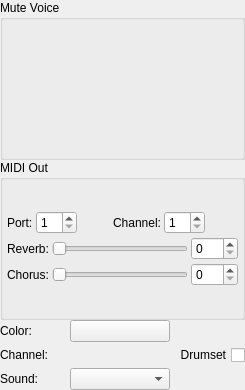
fp22june/MuseScore, file mscore/mixer/mixerdetails.ui: the form before one commit.
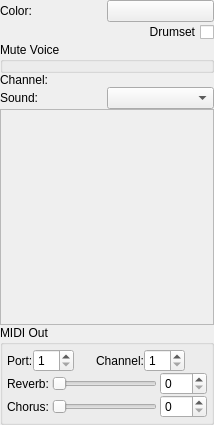
The form after the commit. Custom widgets are drawn as their Qt base class.

Patch:
```diff
--- a/mscore/mixer/mixerdetails.ui
+++ b/mscore/mixer/mixerdetails.ui
@@ -6,11 +6,14 @@
    <rect>
     <x>0</x>
     <y>0</y>
-    <width>245</width>
-    <height>390</height>
+    <width>214</width>
+    <height>425</height>
    </rect>
   </property>
-  <layout class="QHBoxLayout" name="horizontalLayout">
+  <layout class="QVBoxLayout" name="verticalLayout_7">
+   <property name="spacing">
+    <number>0</number>
+   </property>
    <property name="leftMargin">
     <number>0</number>
    </property>
@@ -24,11 +27,93 @@
     <number>0</number>
    </property>
    <item>
-    <layout class="QVBoxLayout" name="verticalLayout_3">
-     <property name="spacing">
-      <number>0</number>
-     </property>
-     <item>
+    <layout class="QGridLayout" name="r1">
+     <item row="5" column="1">
+      <widget class="QComboBox" name="patchCombo">
+       <property name="sizePolicy">
+        <sizepolicy hsizetype="Expanding" vsizetype="Fixed">
+         <horstretch>0</horstretch>
+         <verstretch>0</verstretch>
+        </sizepolicy>
+       </property>
+       <property name="minimumSize">
+        <size>
+         <width>100</width>
+         <height>0</height>
+        </size>
+       </property>
+       <property name="toolTip">
+        <string>Sound name</string>
+       </property>
+      </widget>
+     </item>
+     <item row="1" column="1">
+      <widget class="Awl::ColorLabel" name="trackColorLabel">
+       <property name="minimumSize">
+        <size>
+         <width>100</width>
+         <height>20</height>
+        </size>
+       </property>
+       <property name="toolTip">
+        <string>Track color</string>
+       </property>
+      </widget>
+     </item>
+     <item row="2" column="0" colspan="2">
+      <widget class="QCheckBox" name="drumkitCheck">
+       <property name="sizePolicy">
+        <sizepolicy hsizetype="Preferred" vsizetype="Fixed">
+         <horstretch>0</horstretch>
+         <verstretch>0</verstretch>
+        </sizepolicy>
+       </property>
+       <property name="layoutDirection">
+        <enum>Qt::LayoutDirection::RightToLeft</enum>
+       </property>
+       <property name="text">
+        <string>Drumset</string>
+       </property>
+      </widget>
+     </item>
+     <item row="4" column="0">
+      <widget class="QLabel" name="labelChannel">
+       <property name="text">
+        <string>Channel:</string>
+       </property>
+      </widget>
+     </item>
+     <item row="5" column="0">
+      <widget class="QLabel" name="labelPatch">
+       <property name="text">
+        <string>Sound:</string>
+       </property>
+      </widget>
+     </item>
+     <item row="4" column="1">
+      <widget class="QLabel" name="channelLabel">
+       <property name="toolTip">
+        <string>Channel name</string>
+       </property>
+       <property name="text">
+        <string/>
+       </property>
+      </widget>
+     </item>
+     <item row="1" column="0">
+      <widget class="QLabel" name="labelColor">
+       <property name="sizePolicy">
+        <sizepolicy hsizetype="Expanding" vsizetype="Preferred">
+         <horstretch>0</horstretch>
+         <verstretch>0</verstretch>
+        </sizepolicy>
+       </property>
+       <property name="text">
+        <string>Color:</string>
+       </property>
+      </widget>
+     </item>
+     <item row="3" column="0" colspan="2">
       <widget class="QGroupBox" name="mutePerVoiceBox">
        <property name="title">
         <string>Mute Voice</string>
@@ -41,24 +126,10 @@
          <number>0</number>
         </property>
         <property name="topMargin">
-         <number>0</number>
-        </property>
-        <property name="rightMargin">
-         <number>0</number>
-        </property>
-        <property name="bottomMargin">
-         <number>0</number>
-        </property>
-        <item>
-         <layout class="QHBoxLayout" name="horizontalLayout_2">
-          <property name="leftMargin">
            <number>4</number>
           </property>
-          <property name="topMargin">
-           <number>4</number>
-          </property>
           <property name="rightMargin">
-           <number>4</number>
+         <number>0</number>
           </property>
           <property name="bottomMargin">
            <number>4</number>
@@ -82,26 +153,86 @@
             </property>
            </layout>
           </item>
+       </layout>
+      </widget>
+     </item>
+    </layout>
+   </item>
           <item>
-           <spacer name="horizontalSpacer_3">
-            <property name="orientation">
-             <enum>Qt::Orientation::Horizontal</enum>
-            </property>
-            <property name="sizeHint" stdset="0">
-             <size>
-              <width>0</width>
-              <height>0</height>
-             </size>
-            </property>
-           </spacer>
-          </item>
-         </layout>
+    <widget class="QWidget" name="r2" native="true">
+     <property name="sizePolicy">
+      <sizepolicy hsizetype="Preferred" vsizetype="Expanding">
+       <horstretch>0</horstretch>
+       <verstretch>0</verstretch>
+      </sizepolicy>
+     </property>
+     <layout class="QVBoxLayout" name="verticalLayout_3">
+      <property name="spacing">
+       <number>0</number>
+      </property>
+      <property name="leftMargin">
+       <number>0</number>
+      </property>
+      <property name="topMargin">
+       <number>0</number>
+      </property>
+      <property name="rightMargin">
+       <number>0</number>
+      </property>
+      <property name="bottomMargin">
+       <number>0</number>
+      </property>
+      <item>
+       <widget class="QScrollArea" name="scrollArea">
+        <property name="widgetResizable">
+         <bool>true</bool>
+        </property>
+        <widget class="QWidget" name="scrollAreaWidgetContents">
+         <property name="geometry">
+          <rect>
+           <x>0</x>
+           <y>0</y>
+           <width>212</width>
+           <height>191</height>
+          </rect>
+         </property>
+         <layout class="QGridLayout" name="gridLayout">
+          <property name="leftMargin">
+           <number>0</number>
+          </property>
+          <property name="topMargin">
+           <number>0</number>
+          </property>
+          <property name="rightMargin">
+           <number>0</number>
+          </property>
+          <property name="bottomMargin">
+           <number>0</number>
+          </property>
+          <property name="spacing">
+           <number>0</number>
+          </property>
+          <item row="0" column="0">
+           <widget class="QWidget" name="cs" native="true">
+            <layout class="QVBoxLayout" name="verticalLayout_8">
+             <property name="spacing">
+              <number>0</number>
+             </property>
+             <item alignment="Qt::AlignmentFlag::AlignTop">
+              <widget class="QWidget" name="channelsArea" native="true"/>
+             </item>
+            </layout>
+           </widget>
         </item>
        </layout>
       </widget>
-     </item>
+       </widget>
+      </item>
+     </layout>
+    </widget>
+   </item>
      <item>
-      <widget class="QGroupBox" name="midioutbox">
+    <widget class="QGroupBox" name="r3">
        <property name="toolTip">
         <string>MIDI OUT controllers</string>
        </property>
@@ -126,9 +257,12 @@
         </property>
         <item>
          <layout class="QGridLayout" name="gridLayout_5">
-          <property name="spacing">
+        <property name="horizontalSpacing">
            <number>3</number>
           </property>
+        <property name="verticalSpacing">
+         <number>0</number>
+        </property>
           <item row="2" column="0">
            <widget class="QLabel" name="labelChorus">
             <property name="text">
@@ -182,6 +316,9 @@
           </item>
           <item row="0" column="0" colspan="3">
            <layout class="QGridLayout" name="gridLayout_3">
+          <property name="spacing">
+           <number>0</number>
+          </property>
             <item row="0" column="1">
              <widget class="QSpinBox" name="portSpinBox">
               <property name="toolTip">
@@ -287,100 +424,6 @@
         </item>
        </layout>
       </widget>
-     </item>
-     <item>
-      <layout class="QGridLayout" name="gridLayout_2">
-       <property name="spacing">
-        <number>3</number>
-       </property>
-       <item row="2" column="1">
-        <widget class="QComboBox" name="patchCombo">
-         <property name="sizePolicy">
-          <sizepolicy hsizetype="Expanding" vsizetype="Fixed">
-           <horstretch>0</horstretch>
-           <verstretch>0</verstretch>
-          </sizepolicy>
-         </property>
-         <property name="minimumSize">
-          <size>
-           <width>100</width>
-           <height>0</height>
-          </size>
-         </property>
-         <property name="toolTip">
-          <string>Sound name</string>
-         </property>
-        </widget>
-       </item>
-       <item row="2" column="0">
-        <widget class="QLabel" name="labelPatch">
-         <property name="text">
-          <string>Sound:</string>
-         </property>
-        </widget>
-       </item>
-       <item row="1" column="0">
-        <widget class="QLabel" name="labelChannel">
-         <property name="text">
-          <string>Channel:</string>
-         </property>
-        </widget>
-       </item>
-       <item row="1" column="1">
-        <widget class="QLabel" name="channelLabel">
-         <property name="toolTip">
-          <string>Channel name</string>
-         </property>
-         <property name="text">
-          <string/>
-         </property>
-        </widget>
-       </item>
-       <item row="1" column="3">
-        <widget class="QCheckBox" name="drumkitCheck">
-         <property name="sizePolicy">
-          <sizepolicy hsizetype="Preferred" vsizetype="Fixed">
-           <horstretch>0</horstretch>
-           <verstretch>0</verstretch>
-          </sizepolicy>
-         </property>
-         <property name="layoutDirection">
-          <enum>Qt::LayoutDirection::RightToLeft</enum>
-         </property>
-         <property name="text">
-          <string>Drumset</string>
-         </property>
-        </widget>
-       </item>
-       <item row="0" column="0">
-        <widget class="QLabel" name="labelColor">
-         <property name="sizePolicy">
-          <sizepolicy hsizetype="Expanding" vsizetype="Preferred">
-           <horstretch>0</horstretch>
-           <verstretch>0</verstretch>
-          </sizepolicy>
-         </property>
-         <property name="text">
-          <string>Color:</string>
-         </property>
-        </widget>
-       </item>
-       <item row="0" column="1">
-        <widget class="Awl::ColorLabel" name="trackColorLabel">
-         <property name="minimumSize">
-          <size>
-           <width>100</width>
-           <height>20</height>
-          </size>
-         </property>
-         <property name="toolTip">
-          <string>Track color</string>
-         </property>
-        </widget>
-       </item>
-      </layout>
-     </item>
-    </layout>
    </item>
   </layout>
  </widget>
```
Lines whose indentation alone changed are shown as unchanged.
